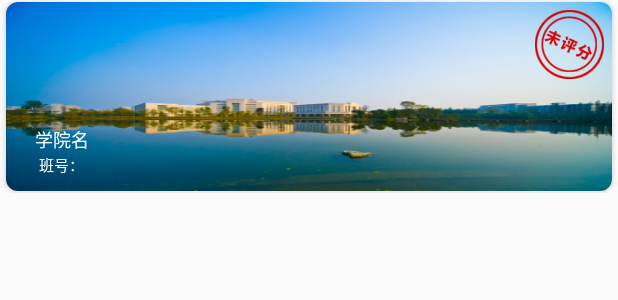
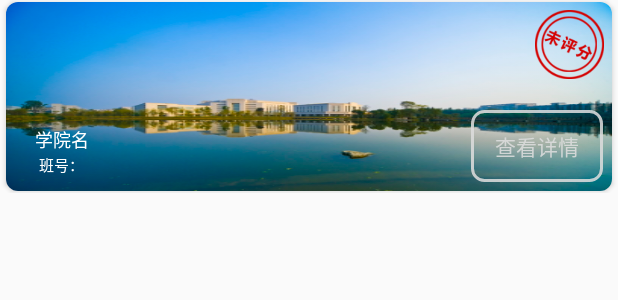
Before and after one commit to sghchh/UESTC, an Android app: the layout recycler_item.xml on its own in the app's theme, with its tools: preview values and no code run, on a phone screen of 412 x 824 dp. Shown: the top 300 px of the screen. Run offline under Robolectric (Android 15) with nearby library versions, the phone set to English and light mode, and no system bars; network calls fail.

Commit message:
修复若干bug

```diff
--- a/app/src/main/java/com/example/as/uestc/Answer/view/AnswerActivity.java
+++ b/app/src/main/java/com/example/as/uestc/Answer/view/AnswerActivity.java
@@ -13,7 +13,6 @@ import android.widget.ImageView;
 import android.widget.TextView;
 import android.widget.Toast;
 
-import com.example.as.uestc.Answer.CircleImageView;
 import com.example.as.uestc.Answer.beans.ClassList;
 import com.example.as.uestc.Answer.beans.CurrentClass;
 import com.example.as.uestc.Answer.beans.ScorePost;
@@ -156,8 +155,8 @@ public class AnswerActivity extends AnswerView {
     public void notifyTickViewChange(int position)
     {
         fragment.resetDrawable();
-        View view=recycler.getChildAt(position);
-        ((CircleImageView)view.findViewById(R.id.recycler_item_logo)).setBackground(getDrawable(R.drawable.has));
+        MyAdapter.MyViewHolder mholder=(MyAdapter.MyViewHolder) recycler.findViewHolderForAdapterPosition(position);
+        mholder.getLogo().setBackground(getDrawable(R.drawable.has));
     }
 
     /**
--- /dev/null
+++ b/app/src/main/res/drawable/button_detail.xml
@@ -0,0 +1,13 @@
+<?xml version="1.0" encoding="utf-8"?>
+<shape xmlns:android="http://schemas.android.com/apk/res/android"
+    android:shape="rectangle">
+
+    <corners
+        android:radius="8dp"
+        />
+    <stroke
+        android:width="2dp"
+        android:color="@color/text_color_white"/>
+
+
+</shape>
--- a/app/src/main/res/layout/activity_answer.xml
+++ b/app/src/main/res/layout/activity_answer.xml
@@ -13,6 +13,7 @@
 
     <LinearLayout
         android:background="@mipmap/youth2"
+        android:weightSum="9.9"
         android:layout_width="match_parent"
         android:layout_height="match_parent"
         android:clipChildren="false"
--- a/app/src/main/res/layout/recycler_item.xml
+++ b/app/src/main/res/layout/recycler_item.xml
@@ -56,6 +56,20 @@
                 android:layout_width="wrap_content"
                 android:layout_height="wrap_content" />
 
+            <Button
+                android:id="@+id/recycler_item_detail"
+                android:layout_alignParentBottom="true"
+                android:background="@drawable/button_detail"
+                android:layout_alignParentEnd="true"
+                android:textColor="@color/text_color_white"
+                android:text="查看详情"
+                android:layout_marginEnd="6dp"
+                android:layout_marginBottom="6dp"
+                android:layout_width="wrap_content"
+                android:maxHeight="20dp"
+                android:maxWidth="45dp"
+                android:layout_height="wrap_content" />
+
             <com.example.as.uestc.Answer.CircleImageView
                 android:layout_marginEnd="5dp"
                 android:layout_marginTop="5dp"
```
Also changed, not shown: app/src/main/java/com/example/as/uestc/Answer/view/adapter/MyAdapter.java (+22 -14 lines), 1 other file.
